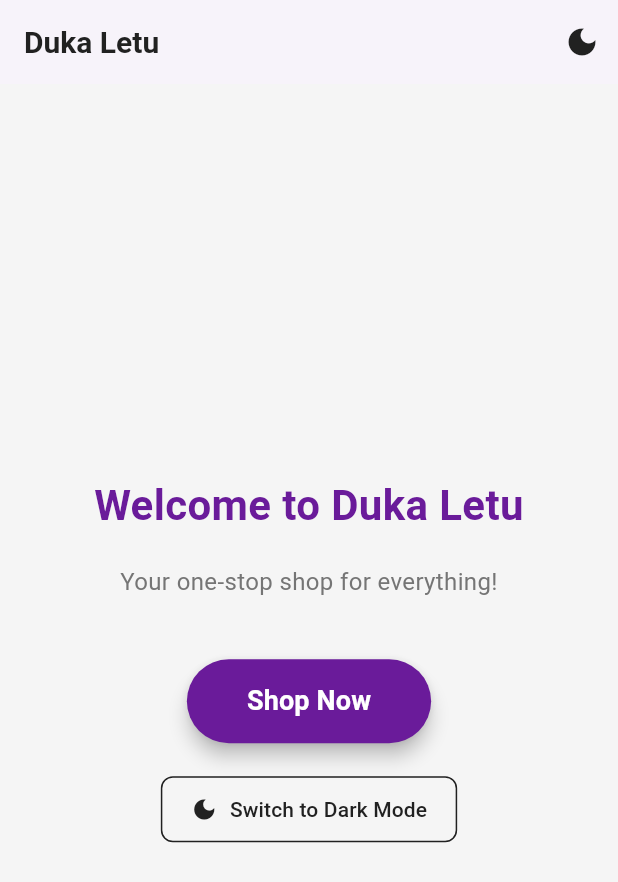
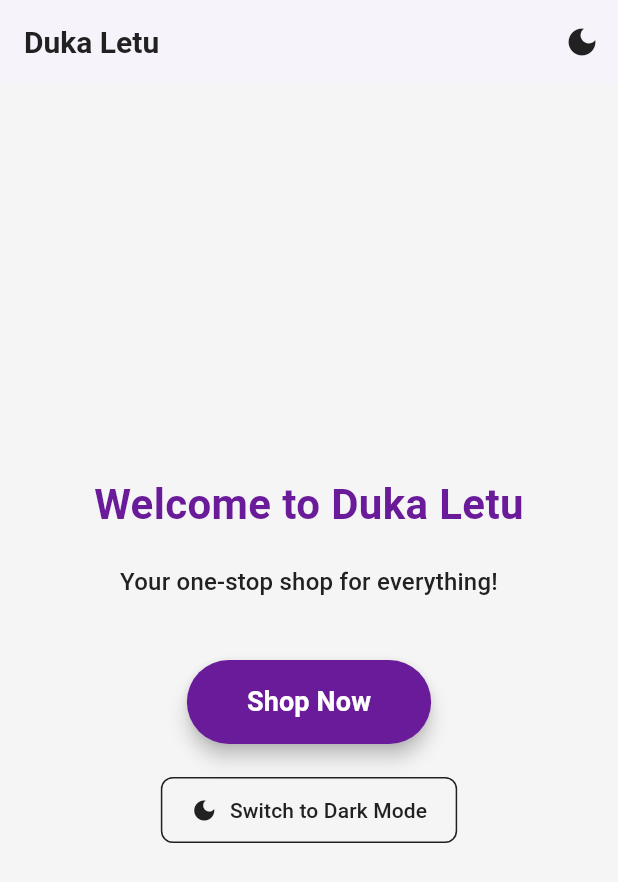
Before and after one commit to MBUDA-BRANICE-NJIRA/Duka-Letu-Class-Project, a Flutter app: the screen it shows after launch, on a phone screen of 412 x 824 dp. Shown: the top 882 px of the screen. Run offline on Flutter 3.47's test engine with Material 3 defaults, Android fonts, the phone set to English and light mode, and no system bars.

Commit message:
Started learning on how to use the widgets dynamically

```diff
--- a/lib/Screen/home_screen.dart
+++ b/lib/Screen/home_screen.dart
@@ -2,6 +2,7 @@ import 'package:flutter/material.dart';
 // Import our custom colors and theme utilities
 
 import '../contants/theme_data.dart';
+import '../widgets/subtitle_text.dart';
 
 // HomeScreen class - This is a StatelessWidget because it doesn't change over time
 class HomeScreen extends StatelessWidget {
@@ -71,15 +72,8 @@ class HomeScreen extends StatelessWidget {
               const SizedBox(height: 20),
 
               // SUBTITLE - Descriptive text below title
-              Text(
-                'Your one-stop shop for everything!',
-                style: TextStyle(
-                  fontSize: 16, // Smaller text size for subtitle
-                  color: AppTheme.getSecondaryTextColor(
-                    context,
-                  ), // Theme-aware secondary text
-                ),
-                textAlign: TextAlign.center, // Centers the text
+              const SubtitleTextWidget(
+                text: 'Your one-stop shop for everything!',
               ),
 
               // SPACING - Adds 40 pixels of vertical space before button
--- a/lib/widgets/subtitle_text.dart
+++ b/lib/widgets/subtitle_text.dart
@@ -0,0 +1,32 @@
+import 'package:flutter/material.dart';
+
+/// A widget that displays a subtitle text with a customizable message.
+///
+/// This widget uses the app's theme to style the text and ensures
+/// consistency with the overall design.
+class SubtitleTextWidget extends StatelessWidget {
+  /// The text to display as the subtitle.
+  final String text;
+
+  /// Creates a [SubtitleTextWidget].
+  const SubtitleTextWidget({
+    super.key,
+    required this.text,
+  });
+
+  @override
+  Widget build(BuildContext context) {
+    return Text(
+      text,
+      style: Theme.of(context).textTheme.titleMedium?.copyWith(
+            fontSize: 16,
+            color: Theme.of(context).colorScheme.onSurface,
+          ) ??
+          TextStyle(
+            fontSize: 16,
+            color: Theme.of(context).colorScheme.onSurface,
+          ),
+      textAlign: TextAlign.center,
+    );
+  }
+}
```
